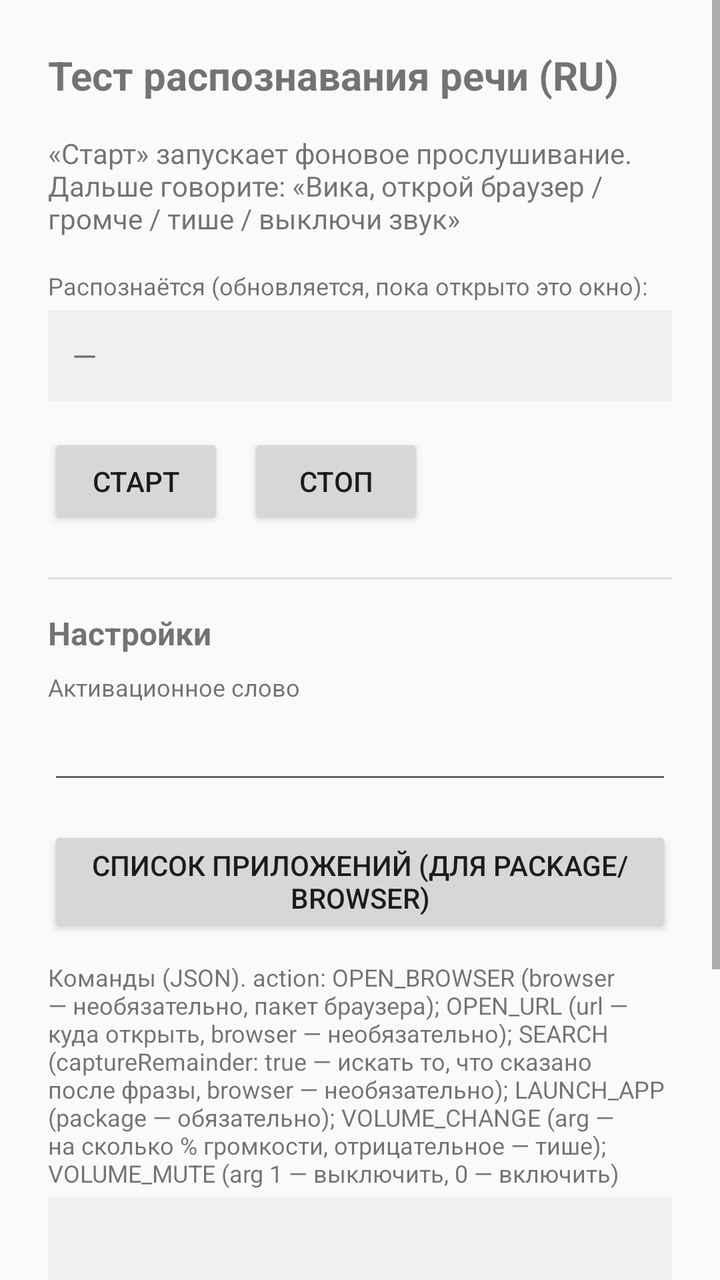
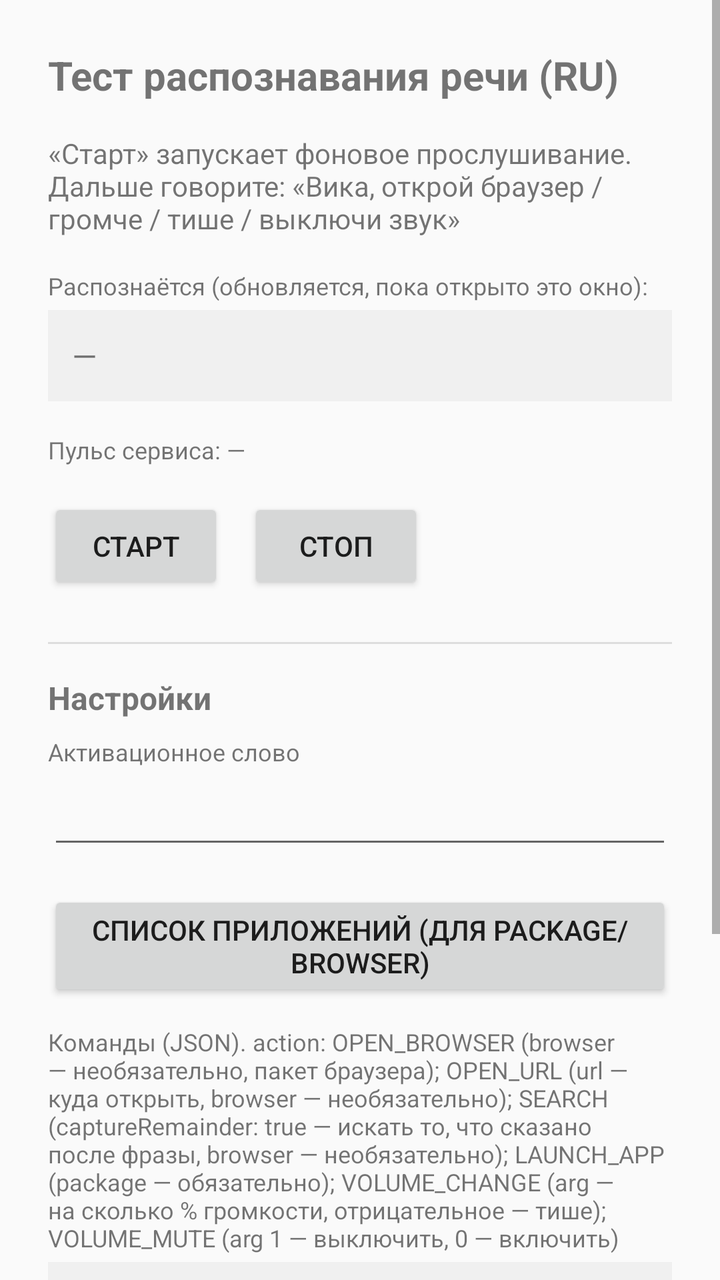

Screens rendered from an Android XML layout before and after an edit, with the pre-edit source and the edit as a unified diff.
<!-- AndroidManifest.xml: application theme android:Theme.Material.Light -->
<!-- res/layout/activity_main.xml -->
<?xml version="1.0" encoding="utf-8"?>
<ScrollView xmlns:android="http://schemas.android.com/apk/res/android"
    android:layout_width="match_parent"
    android:layout_height="match_parent">

    <LinearLayout
        android:layout_width="match_parent"
        android:layout_height="wrap_content"
        android:orientation="vertical"
        android:padding="24dp">

        <TextView
            android:id="@+id/titleText"
            android:layout_width="wrap_content"
            android:layout_height="wrap_content"
            android:text="Тест распознавания речи (RU)"
            android:textSize="20sp"
            android:textStyle="bold"
            android:layout_marginBottom="16dp" />

        <TextView
            android:id="@+id/statusText"
            android:layout_width="match_parent"
            android:layout_height="wrap_content"
            android:text="«Старт» запускает фоновое прослушивание. Дальше говорите: «Вика, открой браузер / громче / тише / выключи звук»"
            android:textSize="14sp"
            android:layout_marginBottom="16dp" />

        <TextView
            android:layout_width="wrap_content"
            android:layout_height="wrap_content"
            android:text="Распознаётся (обновляется, пока открыто это окно):"
            android:textSize="12sp"
            android:layout_marginBottom="4dp" />

        <TextView
            android:id="@+id/resultText"
            android:layout_width="match_parent"
            android:layout_height="wrap_content"
            android:text="—"
            android:textSize="16sp"
            android:padding="12dp"
            android:background="#f0f0f0"
            android:layout_marginBottom="16dp" />

        <LinearLayout
            android:layout_width="wrap_content"
            android:layout_height="wrap_content"
            android:orientation="horizontal"
            android:layout_marginBottom="24dp">

            <Button
                android:id="@+id/startButton"
                android:layout_width="wrap_content"
                android:layout_height="wrap_content"
                android:text="Старт"
                android:layout_marginEnd="12dp" />

            <Button
                android:id="@+id/stopButton"
                android:layout_width="wrap_content"
                android:layout_height="wrap_content"
                android:text="Стоп" />
        </LinearLayout>

        <View
            android:layout_width="match_parent"
            android:layout_height="1dp"
            android:background="#dddddd"
            android:layout_marginBottom="16dp" />

        <TextView
            android:layout_width="wrap_content"
            android:layout_height="wrap_content"
            android:text="Настройки"
            android:textSize="16sp"
            android:textStyle="bold"
            android:layout_marginBottom="8dp" />

        <TextView
            android:layout_width="wrap_content"
            android:layout_height="wrap_content"
            android:text="Активационное слово"
            android:textSize="12sp"
            android:layout_marginBottom="4dp" />

        <EditText
            android:id="@+id/wakeWordInput"
            android:layout_width="match_parent"
            android:layout_height="wrap_content"
            android:inputType="text"
            android:layout_marginBottom="16dp" />

        <Button
            android:id="@+id/listAppsButton"
            android:layout_width="wrap_content"
            android:layout_height="wrap_content"
            android:text="Список приложений (для package/browser)"
            android:layout_marginBottom="12dp" />

        <TextView
            android:layout_width="wrap_content"
            android:layout_height="wrap_content"
            android:text="Команды (JSON). action: OPEN_BROWSER (browser — необязательно, пакет браузера); OPEN_URL (url — куда открыть, browser — необязательно); SEARCH (captureRemainder: true — искать то, что сказано после фразы, browser — необязательно); LAUNCH_APP (package — обязательно); VOLUME_CHANGE (arg — на сколько % громкости, отрицательное — тише); VOLUME_MUTE (arg 1 — выключить, 0 — включить)"
            android:textSize="12sp"
            android:layout_marginBottom="4dp" />

        <EditText
            android:id="@+id/commandsInput"
            android:layout_width="match_parent"
            android:layout_height="wrap_content"
            android:minLines="10"
            android:gravity="top|start"
            android:inputType="textMultiLine"
            android:typeface="monospace"
            android:textSize="12sp"
            android:background="#f0f0f0"
            android:padding="8dp"
            android:layout_marginBottom="16dp" />

        <LinearLayout
            android:layout_width="wrap_content"
            android:layout_height="wrap_content"
            android:orientation="horizontal">

            <Button
                android:id="@+id/saveButton"
                android:layout_width="wrap_content"
                android:layout_height="wrap_content"
                android:text="Сохранить настройки"
                android:layout_marginEnd="12dp" />

            <Button
                android:id="@+id/resetButton"
                android:layout_width="wrap_content"
                android:layout_height="wrap_content"
                android:text="Сбросить" />
        </LinearLayout>

    </LinearLayout>
</ScrollView>
<!-- resources referenced by this layout -->
<resources>

</resources>

<!-- the commit's change to res/layout/activity_main.xml (unified diff, before → after) -->
@@ -41,6 +41,14 @@
             android:textSize="16sp"
             android:padding="12dp"
             android:background="#f0f0f0"
+            android:layout_marginBottom="16dp" />
+
+        <TextView
+            android:id="@+id/heartbeatText"
+            android:layout_width="match_parent"
+            android:layout_height="wrap_content"
+            android:text="Пульс сервиса: —"
+            android:textSize="12sp"
             android:layout_marginBottom="16dp" />
 
         <LinearLayout
